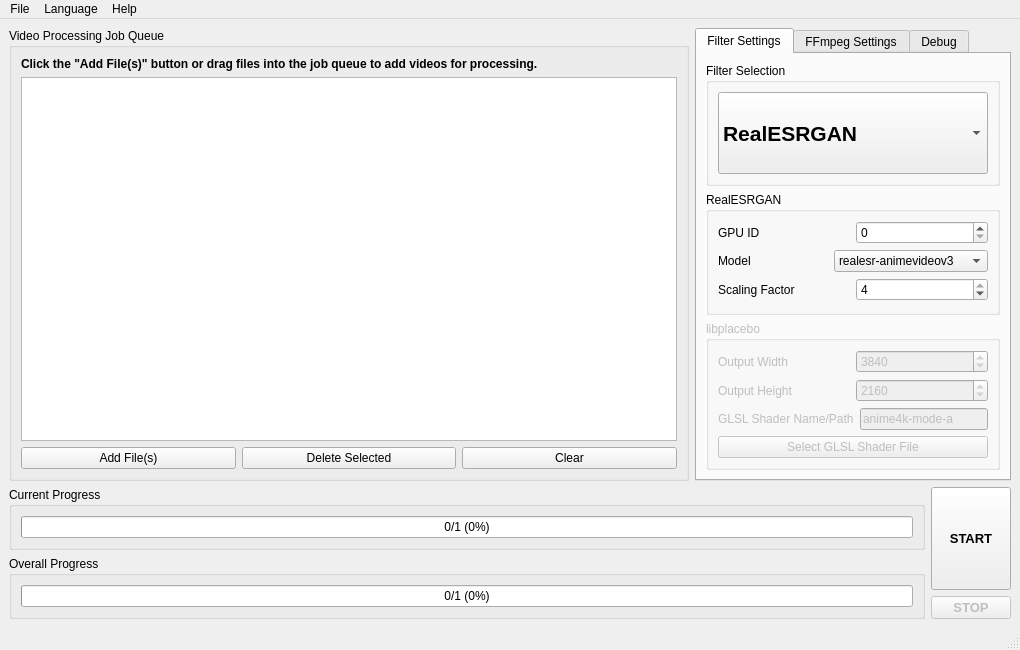
Before: the Qt Designer form src/mainwindow.ui in k4yt3x/video2x-qt6, drawn with Qt 5.
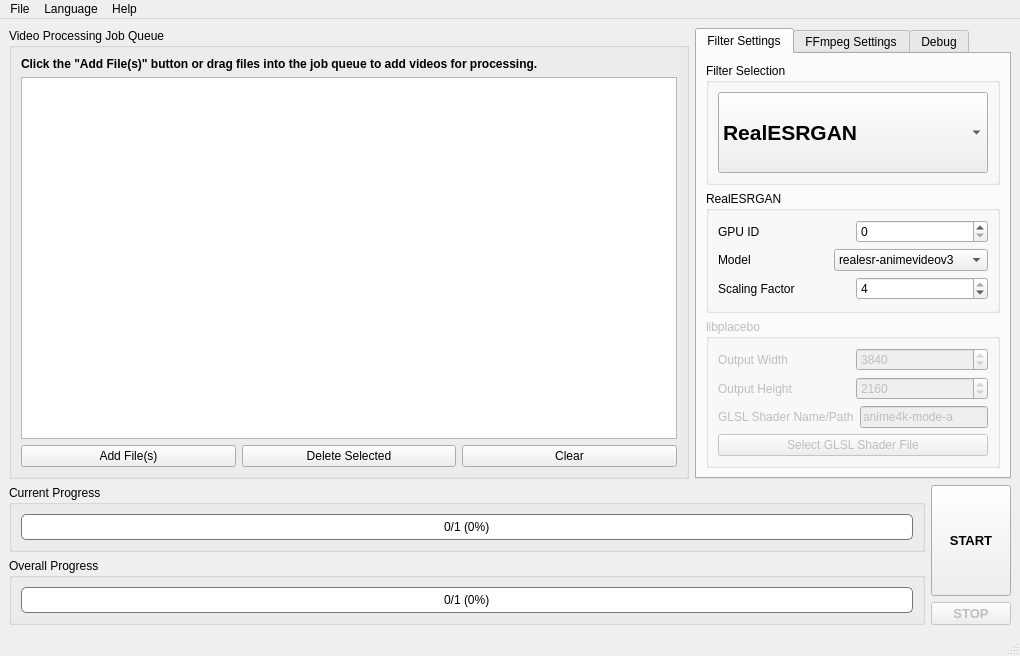
After: the same form once the commit is applied. Custom widgets are drawn as their Qt base class.

Commit message: feat: improved progress bar style

Diff of the .ui file:
```diff
--- a/src/mainwindow.ui
+++ b/src/mainwindow.ui
@@ -7,7 +7,7 @@
     <x>0</x>
     <y>0</y>
     <width>1020</width>
-    <height>650</height>
+    <height>656</height>
    </rect>
   </property>
   <property name="windowTitle">
@@ -714,6 +714,22 @@
           <layout class="QVBoxLayout" name="verticalLayout_2">
            <item>
             <widget class="QProgressBar" name="currentProgressBar">
+             <property name="styleSheet">
+              <string notr="true">QProgressBar {
+    border: 1px solid palette(shadow);
+    border-radius: 5px;
+    text-align: center;
+    padding: 1px;
+    background: palette(base);
+}
+
+QProgressBar::chunk {
+    border-radius: 5px;
+    margin: 1px;
+    background-color: palette(highlight);
+}
+</string>
+             </property>
              <property name="minimum">
               <number>0</number>
              </property>
@@ -739,6 +755,22 @@
           <layout class="QVBoxLayout" name="verticalLayout_3">
            <item>
             <widget class="QProgressBar" name="overallProgressBar">
+             <property name="styleSheet">
+              <string notr="true">QProgressBar {
+    border: 1px solid palette(shadow);
+    border-radius: 5px;
+    text-align: center;
+    padding: 1px;
+    background: palette(base);
+}
+
+QProgressBar::chunk {
+    border-radius: 5px;
+    margin: 1px;
+    background-color: palette(highlight);
+}
+</string>
+             </property>
              <property name="minimum">
               <number>0</number>
              </property>
```
Left out of the diff: 2 changed lines with no effect on the pictures. The commit also changes 1 other file.
